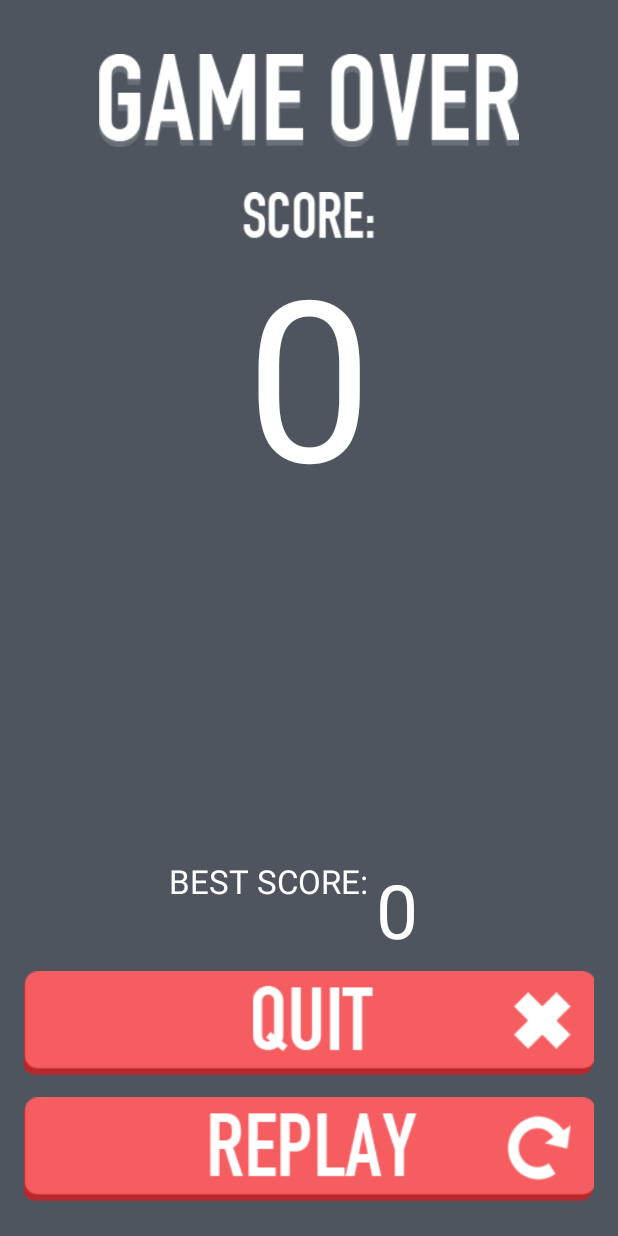
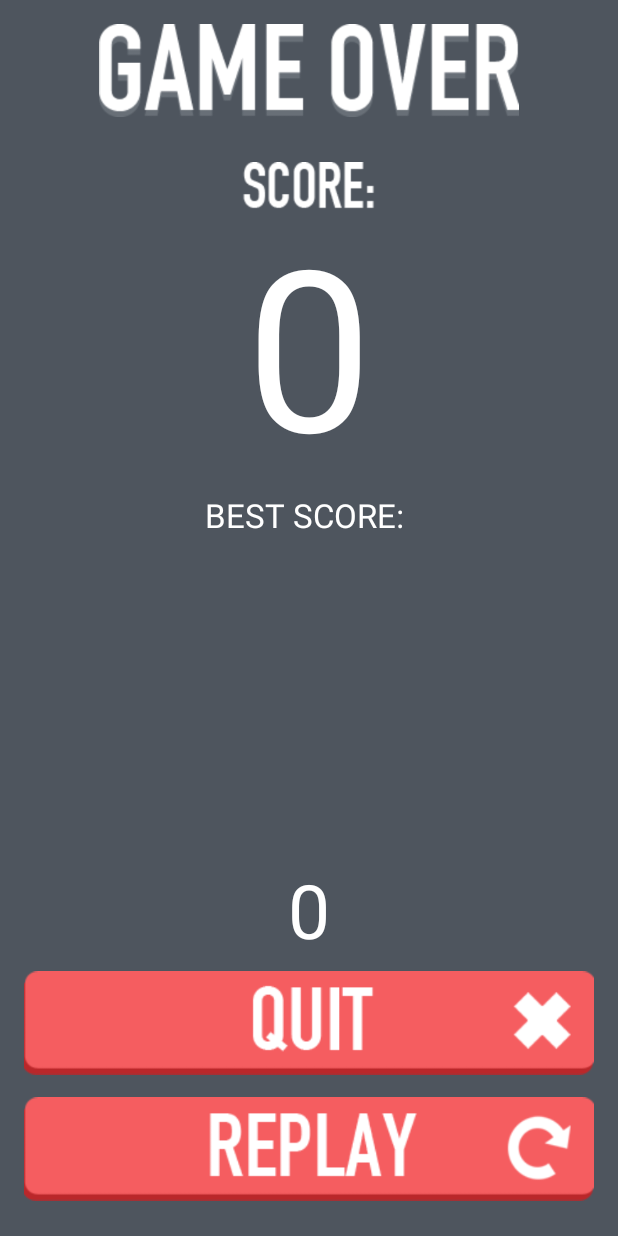
Before and after one commit to ihimawan/KakoiKanji, an Android app: the HighScore screen opened directly, with no data from a screen before it, on a phone screen of 412 x 824 dp. Run offline under Robolectric (Android 15) with nearby library versions, the phone set to English and light mode, and no system bars.

Commit message:
changes made for review

```diff
--- a/app/src/main/AndroidManifest.xml
+++ b/app/src/main/AndroidManifest.xml
@@ -1,8 +1,6 @@
 <?xml version="1.0" encoding="utf-8"?>
 <manifest xmlns:android="http://schemas.android.com/apk/res/android"
     package="com.example.kakoi" >
-
-
 
     <application
 
--- a/app/src/main/java/com/example/kakoi/HighScore.java
+++ b/app/src/main/java/com/example/kakoi/HighScore.java
@@ -57,7 +57,7 @@ public class HighScore extends AppCompatActivity {
         //display the high score in the database
         dbHighScore = new HighscoreDB(this, null, null, 1);
         highscore = (TextView) findViewById(R.id.highscore);
-        String bestscore = dbHighScore.databaseToInt2();
+        String bestscore = dbHighScore.databaseToInt();
         highscore.setText(bestscore);
     }
 
--- a/app/src/main/res/layout-v14/activity_main.xml
+++ b/app/src/main/res/layout-v14/activity_main.xml
@@ -16,7 +16,8 @@
         android:onClick="playClicked"
         android:layout_above="@+id/kanjiSwitch"
         android:layout_alignParentLeft="true"
-        android:layout_alignParentStart="true" />
+        android:layout_alignParentStart="true"
+        android:contentDescription="playButton" />
 
     <ImageView
         android:layout_width="300dp"
@@ -26,7 +27,8 @@
         android:src="@drawable/logo"
         android:layout_alignParentTop="true"
         android:layout_centerHorizontal="true"
-        android:layout_marginTop="-10dp" />
+        android:layout_marginTop="-10dp"
+        android:contentDescription="logoImage" />
 
     <Switch
         android:layout_width="wrap_content"
--- a/app/src/main/res/layout/activity_high_score.xml
+++ b/app/src/main/res/layout/activity_high_score.xml
@@ -14,8 +14,7 @@
         android:id="@+id/gameover"
         android:src="@drawable/gameoversign"
         android:layout_alignParentTop="true"
-        android:layout_centerHorizontal="true"
-        android:layout_marginTop="20dp" />
+        android:layout_centerHorizontal="true" />
 
     <ImageButton
         android:layout_width="wrap_content"
@@ -59,8 +58,7 @@
         android:id="@+id/highscore"
         android:textColor="#fff"
         android:layout_above="@+id/quitButton"
-        android:layout_toRightOf="@+id/bestscoreText"
-        android:layout_toEndOf="@+id/bestscoreText" />
+        android:layout_centerHorizontal="true" />
 
     <TextView
         android:layout_width="wrap_content"
@@ -69,9 +67,8 @@
         android:text="BEST SCORE: "
         android:id="@+id/bestscoreText"
         android:textColor="#fff"
-        android:layout_alignTop="@+id/highscore"
-        android:layout_alignRight="@+id/imageView"
-        android:layout_alignEnd="@+id/imageView" />
+        android:layout_below="@+id/highscore2"
+        android:layout_centerHorizontal="true" />
 
     <TextView
         android:layout_width="wrap_content"
```
Also changed, not shown: app/src/main/java/com/example/kakoi/HighscoreDB.java (+17 -20 lines), app/src/main/java/com/example/kakoi/MainActivity.java (+3 -5 lines), app/src/main/java/com/example/kakoi/MainPlay.java (+2 -6 lines), app/src/main/java/com/example/kakoi/MyDBHandler.java (+86 -79 lines), 1 other file.
